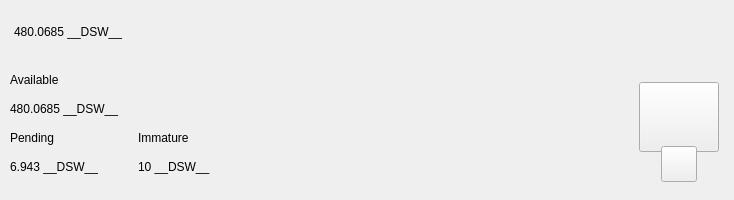
First picture: the form in src/qt/pivx/forms/topbar.ui, repository decenomy/DSW, before the edit.
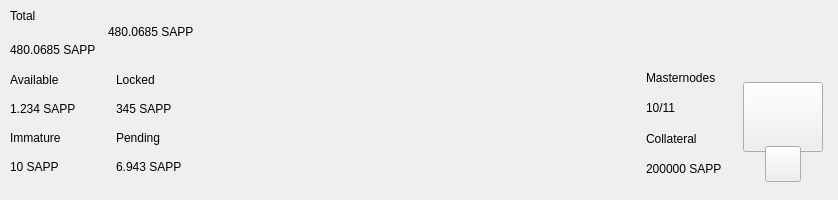
Second picture: the form after the edit. Custom widgets are drawn as their Qt base class.

Commit message: adds available and locked balances, masternode counting, and collateral value to the dashboard topbar

Patch:
```diff
--- a/src/qt/pivx/forms/topbar.ui
+++ b/src/qt/pivx/forms/topbar.ui
@@ -6,7 +6,7 @@
    <rect>
     <x>0</x>
     <y>0</y>
-    <width>734</width>
+    <width>838</width>
     <height>200</height>
    </rect>
   </property>
@@ -72,73 +72,17 @@
           <number>0</number>
          </property>
          <property name="leftMargin">
-          <number>14</number>
+          <number>10</number>
          </property>
          <property name="topMargin">
           <number>0</number>
          </property>
          <property name="rightMargin">
-          <number>14</number>
+          <number>10</number>
          </property>
          <property name="bottomMargin">
           <number>0</number>
          </property>
-         <item alignment="Qt::AlignVCenter">
-          <widget class="QWidget" name="widgetTopAmount" native="true">
-           <property name="sizePolicy">
-            <sizepolicy hsizetype="Preferred" vsizetype="Maximum">
-             <horstretch>0</horstretch>
-             <verstretch>0</verstretch>
-            </sizepolicy>
-           </property>
-           <layout class="QHBoxLayout" name="horizontalLayout_5">
-            <property name="spacing">
-             <number>0</number>
-            </property>
-            <property name="leftMargin">
-             <number>0</number>
-            </property>
-            <property name="topMargin">
-             <number>0</number>
-            </property>
-            <property name="rightMargin">
-             <number>0</number>
-            </property>
-            <property name="bottomMargin">
-             <number>0</number>
-            </property>
-            <item alignment="Qt::AlignTop">
-             <widget class="QLabel" name="labelAmountTopPiv">
-              <property name="minimumSize">
-               <size>
-                <width>0</width>
-                <height>36</height>
-               </size>
-              </property>
-              <property name="styleSheet">
-               <string notr="true">padding:0px;margin:0px;</string>
-              </property>
-              <property name="text">
-               <string notr="true">480.0685 __DSW__</string>
-              </property>
-             </widget>
-            </item>
-           </layout>
-          </widget>
-         </item>
-         <item>
-          <spacer name="horizontalSpacer">
-           <property name="orientation">
-            <enum>Qt::Horizontal</enum>
-           </property>
-           <property name="sizeHint" stdset="0">
-            <size>
-             <width>40</width>
-             <height>20</height>
-            </size>
-           </property>
-          </spacer>
-         </item>
          <item>
           <layout class="QHBoxLayout" name="horizontalLayout_4">
            <property name="spacing">
@@ -147,6 +91,97 @@
            <property name="rightMargin">
             <number>0</number>
            </property>
+           <item>
+            <widget class="QWidget" name="widgetAmount" native="true">
+             <layout class="QVBoxLayout" name="verticalLayout_2">
+              <property name="spacing">
+               <number>2</number>
+              </property>
+              <property name="leftMargin">
+               <number>0</number>
+              </property>
+              <property name="topMargin">
+               <number>0</number>
+              </property>
+              <property name="rightMargin">
+               <number>0</number>
+              </property>
+              <property name="bottomMargin">
+               <number>0</number>
+              </property>
+              <item>
+               <widget class="QLabel" name="labelTitle1">
+                <property name="text">
+                 <string>Total</string>
+                </property>
+               </widget>
+              </item>
+              <item>
+               <widget class="QLabel" name="labelAmountPiv">
+                <property name="text">
+                 <string notr="true">480.0685 SAPP</string>
+                </property>
+               </widget>
+              </item>
+             </layout>
+            </widget>
+           </item>
+           <item alignment="Qt::AlignVCenter">
+            <widget class="QWidget" name="widgetTopAmount" native="true">
+             <property name="sizePolicy">
+              <sizepolicy hsizetype="Preferred" vsizetype="Maximum">
+               <horstretch>0</horstretch>
+               <verstretch>0</verstretch>
+              </sizepolicy>
+             </property>
+             <layout class="QHBoxLayout" name="horizontalLayout_5">
+              <property name="spacing">
+               <number>0</number>
+              </property>
+              <property name="leftMargin">
+               <number>0</number>
+              </property>
+              <property name="topMargin">
+               <number>0</number>
+              </property>
+              <property name="rightMargin">
+               <number>0</number>
+              </property>
+              <property name="bottomMargin">
+               <number>0</number>
+              </property>
+              <item alignment="Qt::AlignTop">
+               <widget class="QLabel" name="labelAmountTopPiv">
+                <property name="minimumSize">
+                 <size>
+                  <width>0</width>
+                  <height>36</height>
+                 </size>
+                </property>
+                <property name="styleSheet">
+                 <string notr="true">padding:0px;margin:0px;</string>
+                </property>
+                <property name="text">
+                 <string notr="true">480.0685 SAPP</string>
+                </property>
+               </widget>
+              </item>
+             </layout>
+            </widget>
+           </item>
+           <item>
+            <spacer name="horizontalSpacer">
+             <property name="orientation">
+              <enum>Qt::Horizontal</enum>
+             </property>
+             <property name="sizeHint" stdset="0">
+              <size>
+               <width>40</width>
+               <height>20</height>
+              </size>
+             </property>
+            </spacer>
+           </item>
            <item alignment="Qt::AlignRight">
             <widget class="QWidget" name="layoutSync" native="true">
              <property name="minimumSize">
@@ -201,6 +236,12 @@
                <height>36</height>
               </size>
              </property>
+             <property name="maximumSize">
+              <size>
+               <width>16777215</width>
+               <height>36</height>
+              </size>
+             </property>
             </widget>
            </item>
            <item>
@@ -211,6 +252,12 @@
                <height>36</height>
               </size>
              </property>
+             <property name="maximumSize">
+              <size>
+               <width>16777215</width>
+               <height>36</height>
+              </size>
+             </property>
             </widget>
            </item>
            <item>
@@ -221,6 +268,12 @@
                <height>36</height>
               </size>
              </property>
+             <property name="maximumSize">
+              <size>
+               <width>16777215</width>
+               <height>36</height>
+              </size>
+             </property>
             </widget>
            </item>
            <item>
@@ -231,6 +284,12 @@
                <height>36</height>
               </size>
              </property>
+             <property name="maximumSize">
+              <size>
+               <width>16777215</width>
+               <height>36</height>
+              </size>
+             </property>
             </widget>
            </item>
            <item>
@@ -241,6 +300,12 @@
                <height>36</height>
               </size>
              </property>
+             <property name="maximumSize">
+              <size>
+               <width>16777215</width>
+               <height>36</height>
+              </size>
+             </property>
             </widget>
            </item>
            <item>
@@ -251,6 +316,12 @@
                <height>36</height>
               </size>
              </property>
+             <property name="maximumSize">
+              <size>
+               <width>16777215</width>
+               <height>36</height>
+              </size>
+             </property>
             </widget>
            </item>
            <item>
@@ -261,6 +332,12 @@
                <height>36</height>
               </size>
              </property>
+             <property name="maximumSize">
+              <size>
+               <width>16777215</width>
+               <height>36</height>
+              </size>
+             </property>
             </widget>
            </item>
            <item>
@@ -271,6 +348,12 @@
                <height>36</height>
               </size>
              </property>
+             <property name="maximumSize">
+              <size>
+               <width>16777215</width>
+               <height>36</height>
+              </size>
+             </property>
             </widget>
            </item>
            <item>
@@ -287,6 +370,12 @@
                <height>0</height>
               </size>
              </property>
+             <property name="maximumSize">
+              <size>
+               <width>16777215</width>
+               <height>36</height>
+              </size>
+             </property>
             </widget>
            </item>
            <item>
@@ -313,6 +402,12 @@
                <height>36</height>
               </size>
              </property>
+             <property name="maximumSize">
+              <size>
+               <width>16777215</width>
+               <height>36</height>
+              </size>
+             </property>
             </widget>
            </item>
           </layout>
@@ -357,24 +452,6 @@
              <property name="rightMargin">
               <number>30</number>
              </property>
-             <item>
-              <layout class="QVBoxLayout" name="verticalLayout_2">
-               <item>
-                <widget class="QLabel" name="labelTitle1">
-                 <property name="text">
-                  <string>Available</string>
-                 </property>
-                </widget>
-               </item>
-               <item>
-                <widget class="QLabel" name="labelAmountPiv">
-                 <property name="text">
-                  <string notr="true">480.0685 __DSW__</string>
-                 </property>
-                </widget>
-               </item>
-              </layout>
-             </item>
              <item>
               <layout class="QHBoxLayout" name="horizontalLayout_2">
                <property name="spacing">
@@ -383,16 +460,30 @@
                <item>
                 <layout class="QVBoxLayout" name="verticalLayout_3">
                  <item>
-                  <widget class="QLabel" name="labelTitle3">
+                  <widget class="QLabel" name="labelTitle5">
                    <property name="text">
-                    <string>Pending</string>
+                    <string>Available</string>
                    </property>
                   </widget>
                  </item>
                  <item>
-                  <widget class="QLabel" name="labelPendingPiv">
+                  <widget class="QLabel" name="labelAvailablePiv">
                    <property name="text">
-                    <string notr="true">6.943 __DSW__</string>
+                    <string>1.234 SAPP</string>
+                   </property>
+                  </widget>
+                 </item>
+                 <item>
+                  <widget class="QLabel" name="labelTitle4">
+                   <property name="text">
+                    <string>Immature</string>
+                   </property>
+                  </widget>
+                 </item>
+                 <item>
+                  <widget class="QLabel" name="labelImmaturePiv">
+                   <property name="text">
+                    <string notr="true">10 SAPP</string>
                    </property>
                   </widget>
                  </item>
@@ -417,16 +508,30 @@
                <item>
                 <layout class="QVBoxLayout" name="verticalLayout_4">
                  <item>
-                  <widget class="QLabel" name="labelTitle4">
+                  <widget class="QLabel" name="labelTitle6">
                    <property name="text">
-                    <string>Immature</string>
+                    <string>Locked</string>
                    </property>
                   </widget>
                  </item>
                  <item>
-                  <widget class="QLabel" name="labelImmaturePiv">
+                  <widget class="QLabel" name="labelLockedPiv">
                    <property name="text">
-                    <string notr="true">10 __DSW__</string>
+                    <string>345 SAPP</string>
+                   </property>
+                  </widget>
+                 </item>
+                 <item>
+                  <widget class="QLabel" name="labelTitle3">
+                   <property name="text">
+                    <string>Pending</string>
+                   </property>
+                  </widget>
+                 </item>
+                 <item>
+                  <widget class="QLabel" name="labelPendingPiv">
+                   <property name="text">
+                    <string notr="true">6.943 SAPP</string>
                    </property>
                   </widget>
                  </item>
@@ -451,7 +556,49 @@
            </property>
           </spacer>
          </item>
-         <item alignment="Qt::AlignHCenter|Qt::AlignVCenter">
+         <item>
+          <layout class="QHBoxLayout" name="horizontalLayout_6">
+           <property name="rightMargin">
+            <number>10</number>
+           </property>
+           <property name="bottomMargin">
+            <number>9</number>
+           </property>
+           <item>
+            <layout class="QVBoxLayout" name="verticalLayout_5">
+             <item>
+              <widget class="QLabel" name="labelMasternodesTitle">
+               <property name="text">
+                <string>Masternodes</string>
+               </property>
+              </widget>
+             </item>
+             <item>
+              <widget class="QLabel" name="labelMasternodeCount">
+               <property name="text">
+                <string>10/11</string>
+               </property>
+              </widget>
+             </item>
+             <item>
+              <widget class="QLabel" name="labelTitle8">
+               <property name="text">
+                <string>Collateral</string>
+               </property>
+              </widget>
+             </item>
+             <item>
+              <widget class="QLabel" name="labelCollateralPiv">
+               <property name="text">
+                <string notr="true">200000 SAPP</string>
+               </property>
+              </widget>
+             </item>
+            </layout>
+           </item>
+          </layout>
+         </item>
+         <item>
           <widget class="QWidget" name="qrContainer" native="true">
            <property name="sizePolicy">
             <sizepolicy hsizetype="Preferred" vsizetype="Minimum">
```
Left out of the diff: 4 changed lines with no effect on the pictures. The commit also changes 4 other files.
